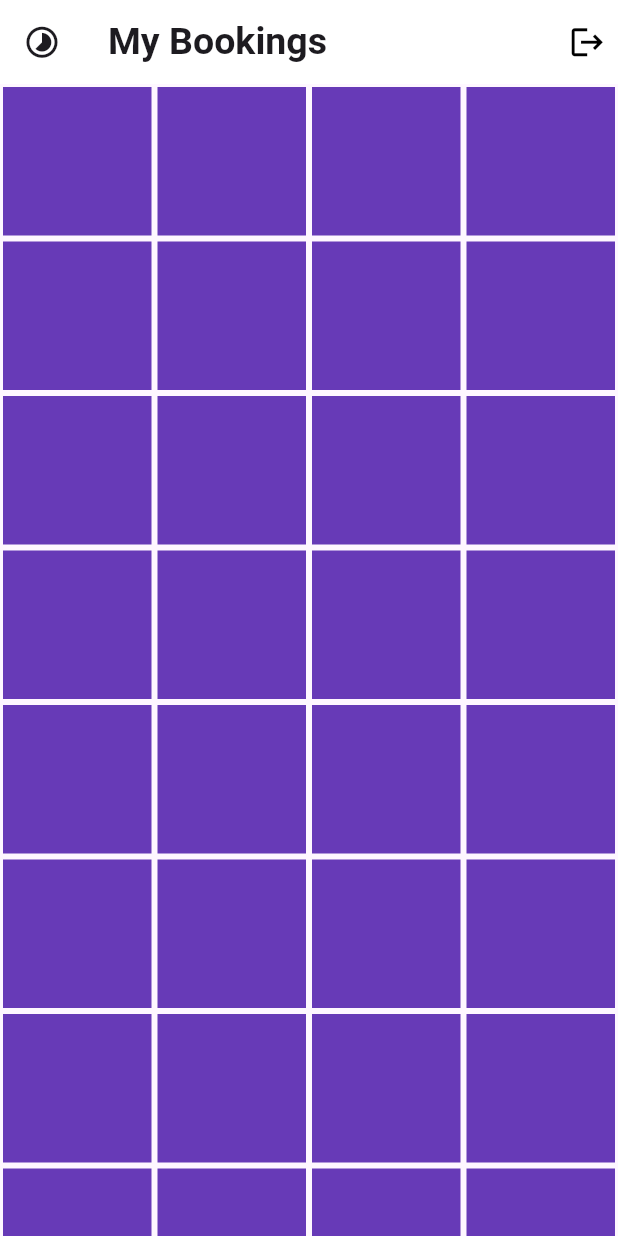
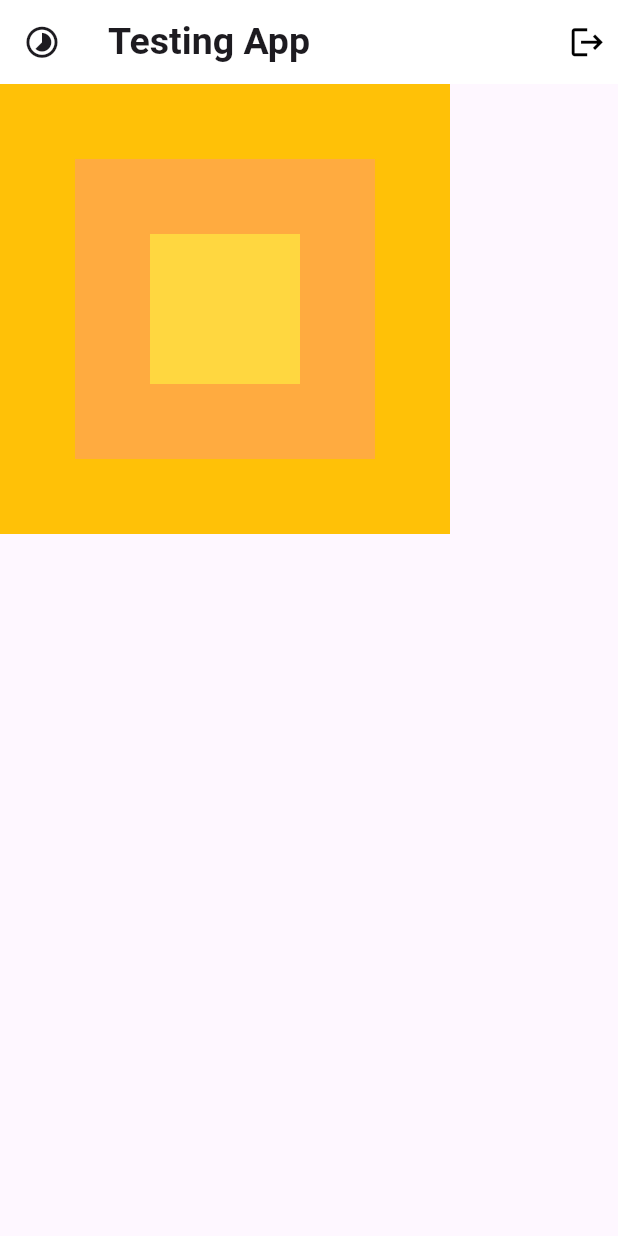
Before and after one commit to shreyas5522/flutter_app, a Flutter app: the screen it shows after launch, on a phone screen of 412 x 824 dp. Run offline on Flutter 3.47's test engine with Material 3 defaults, Android fonts, the phone set to English and light mode, and no system bars.

Commit message:
Stack Boxes in Boxes

```diff
--- a/lib/components/appbar.dart
+++ b/lib/components/appbar.dart
@@ -7,7 +7,7 @@ AppBar buildMyAppBar() {
       Icons.timelapse,
       size: 25,
     ),
-    title: const Text("My Bookings",
+    title: const Text("Testing App",
         style: TextStyle(
           fontWeight: FontWeight.bold,
           fontSize: 25,
--- a/lib/main.dart
+++ b/lib/main.dart
@@ -15,17 +15,32 @@ class MyApp extends StatelessWidget {
     return MaterialApp(
       debugShowCheckedModeBanner: false,
       home: Scaffold(
-        appBar: buildMyAppBar(),
-        body: GridView.builder(
-          itemCount: 64,
-          gridDelegate:
-              SliverGridDelegateWithFixedCrossAxisCount(crossAxisCount: 4),
-          itemBuilder: (context, index) => Container(
-            color: Colors.deepPurple,
-            margin: const EdgeInsets.all(2),
-          ),
-        ),
-      ),
+          appBar: buildMyAppBar(),
+          body: Stack(
+            alignment: Alignment.center,
+            children: [
+              //big box
+              Container(
+                height: 300,
+                width: 300,
+                color: Colors.amber,
+              ),
+
+              // medium
+              Container(
+                height: 200,
+                width: 200,
+                color: Colors.orangeAccent[200],
+              ),
+              // small
+
+              Container(
+                height: 100,
+                width: 100,
+                color: Colors.amberAccent,
+              ),
+            ],
+          )),
     );
   }
 }
```
